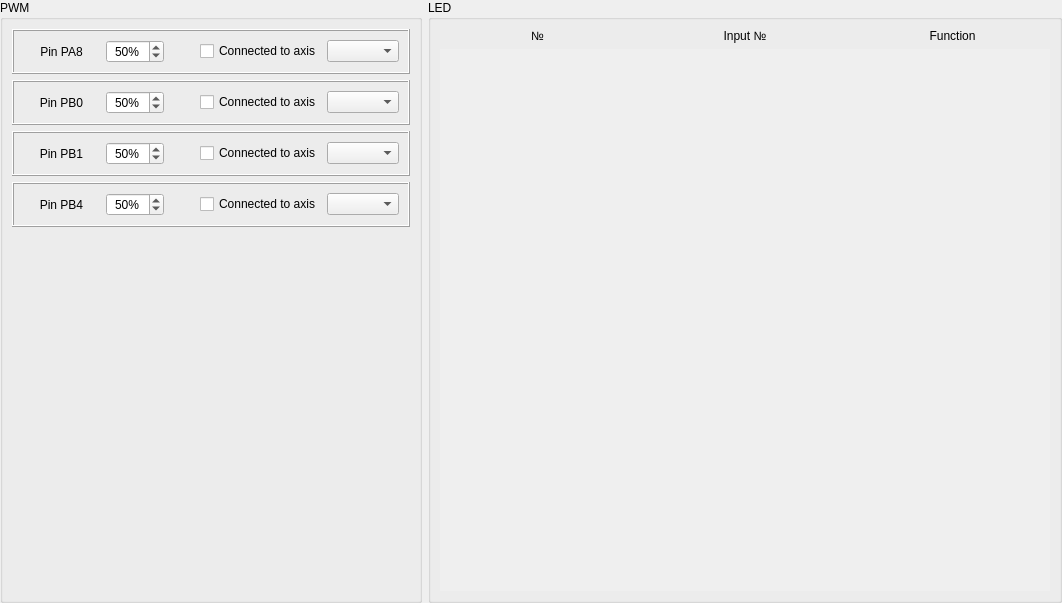
Above: src/widgets/led/ledconfig.ui from FreeJoy-Team/FreeJoyConfiguratorQt before the change. Below: the same form after it.
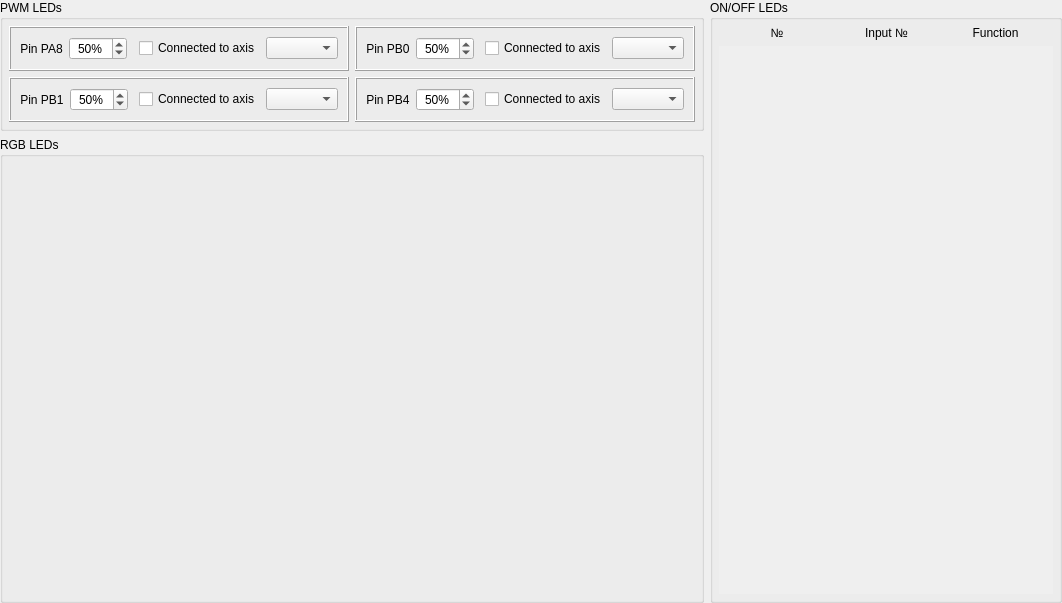
That is the form after the change.

```diff
--- a/src/widgets/led/ledconfig.ui
+++ b/src/widgets/led/ledconfig.ui
@@ -13,7 +13,7 @@
   <property name="windowTitle">
    <string>Form</string>
   </property>
-  <layout class="QHBoxLayout" name="horizontalLayout" stretch="2,3">
+  <layout class="QGridLayout" name="gridLayout_2" rowstretch="1,5" columnstretch="2,1">
    <property name="leftMargin">
     <number>0</number>
    </property>
@@ -26,13 +26,89 @@
    <property name="bottomMargin">
     <number>0</number>
    </property>
-   <item>
+   <item row="0" column="0">
     <widget class="QGroupBox" name="groupBox">
      <property name="title">
-      <string>PWM</string>
+      <string>PWM LEDs</string>
      </property>
-     <layout class="QVBoxLayout" name="verticalLayout">
-      <item>
+     <layout class="QGridLayout" name="gridLayout_3">
+      <property name="leftMargin">
+       <number>6</number>
+      </property>
+      <property name="topMargin">
+       <number>6</number>
+      </property>
+      <property name="rightMargin">
+       <number>6</number>
+      </property>
+      <property name="bottomMargin">
+       <number>6</number>
+      </property>
+      <item row="2" column="0">
+       <widget class="QFrame" name="frame_2">
+        <property name="styleSheet">
+         <string notr="true"/>
+        </property>
+        <property name="frameShape">
+         <enum>QFrame::Box</enum>
+        </property>
+        <property name="frameShadow">
+         <enum>QFrame::Raised</enum>
+        </property>
+        <layout class="QHBoxLayout" name="horizontalLayout_3" stretch="1,0,0,0,0">
+         <item>
+          <widget class="QLabel" name="text_PB1">
+           <property name="text">
+            <string>Pin PB1</string>
+           </property>
+           <property name="alignment">
+            <set>Qt::AlignCenter</set>
+           </property>
+          </widget>
+         </item>
+         <item>
+          <widget class="QSpinBox" name="spinBox_LedPB1">
+           <property name="alignment">
+            <set>Qt::AlignCenter</set>
+           </property>
+           <property name="suffix">
+            <string notr="true">%</string>
+           </property>
+           <property name="maximum">
+            <number>100</number>
+           </property>
+           <property name="value">
+            <number>50</number>
+           </property>
+          </widget>
+         </item>
+         <item>
+          <spacer name="horizontalSpacer_3">
+           <property name="orientation">
+            <enum>Qt::Horizontal</enum>
+           </property>
+           <property name="sizeHint" stdset="0">
+            <size>
+             <width>30</width>
+             <height>20</height>
+            </size>
+           </property>
+          </spacer>
+         </item>
+         <item>
+          <widget class="QCheckBox" name="checkBox_connectedPB1">
+           <property name="text">
+            <string>Connected to axis</string>
+           </property>
+          </widget>
+         </item>
+         <item>
+          <widget class="QComboBox" name="comboBox_axisConPB1"/>
+         </item>
+        </layout>
+       </widget>
+      </item>
+      <item row="0" column="0">
        <widget class="QFrame" name="frame_4">
         <property name="styleSheet">
          <string notr="true"/>
@@ -96,7 +172,7 @@
         </layout>
        </widget>
       </item>
-      <item>
+      <item row="0" column="1">
        <widget class="QFrame" name="frame">
         <property name="styleSheet">
          <string notr="true"/>
@@ -160,71 +236,7 @@
         </layout>
        </widget>
       </item>
-      <item>
-       <widget class="QFrame" name="frame_2">
-        <property name="styleSheet">
-         <string notr="true"/>
-        </property>
-        <property name="frameShape">
-         <enum>QFrame::Box</enum>
-        </property>
-        <property name="frameShadow">
-         <enum>QFrame::Raised</enum>
-        </property>
-        <layout class="QHBoxLayout" name="horizontalLayout_3" stretch="1,0,0,0,0">
-         <item>
-          <widget class="QLabel" name="text_PB1">
-           <property name="text">
-            <string>Pin PB1</string>
-           </property>
-           <property name="alignment">
-            <set>Qt::AlignCenter</set>
-           </property>
-          </widget>
-         </item>
-         <item>
-          <widget class="QSpinBox" name="spinBox_LedPB1">
-           <property name="alignment">
-            <set>Qt::AlignCenter</set>
-           </property>
-           <property name="suffix">
-            <string notr="true">%</string>
-           </property>
-           <property name="maximum">
-            <number>100</number>
-           </property>
-           <property name="value">
-            <number>50</number>
-           </property>
-          </widget>
-         </item>
-         <item>
-          <spacer name="horizontalSpacer_3">
-           <property name="orientation">
-            <enum>Qt::Horizontal</enum>
-           </property>
-           <property name="sizeHint" stdset="0">
-            <size>
-             <width>30</width>
-             <height>20</height>
-            </size>
-           </property>
-          </spacer>
-         </item>
-         <item>
-          <widget class="QCheckBox" name="checkBox_connectedPB1">
-           <property name="text">
-            <string>Connected to axis</string>
-           </property>
-          </widget>
-         </item>
-         <item>
-          <widget class="QComboBox" name="comboBox_axisConPB1"/>
-         </item>
-        </layout>
-       </widget>
-      </item>
-      <item>
+      <item row="2" column="1">
        <widget class="QFrame" name="frame_3">
         <property name="frameShape">
          <enum>QFrame::Box</enum>
@@ -285,30 +297,50 @@
         </layout>
        </widget>
       </item>
-      <item>
-       <spacer name="verticalSpacer">
-        <property name="orientation">
-         <enum>Qt::Vertical</enum>
-        </property>
-        <property name="sizeHint" stdset="0">
-         <size>
-          <width>20</width>
-          <height>40</height>
-         </size>
-        </property>
-       </spacer>
-      </item>
      </layout>
     </widget>
    </item>
-   <item>
+   <item row="1" column="0">
+    <widget class="QGroupBox" name="groupBox_3">
+     <property name="title">
+      <string>RGB LEDs</string>
+     </property>
+     <layout class="QHBoxLayout" name="layoutH_RGB">
+      <property name="leftMargin">
+       <number>0</number>
+      </property>
+      <property name="topMargin">
+       <number>0</number>
+      </property>
+      <property name="rightMargin">
+       <number>0</number>
+      </property>
+      <property name="bottomMargin">
+       <number>0</number>
+      </property>
+     </layout>
+    </widget>
+   </item>
+   <item row="0" column="1" rowspan="2">
     <widget class="QGroupBox" name="groupBox_2">
      <property name="title">
-      <string>LED</string>
+      <string>ON/OFF LEDs</string>
      </property>
      <layout class="QGridLayout" name="gridLayout" columnstretch="3,1,3">
+      <property name="leftMargin">
+       <number>6</number>
+      </property>
+      <property name="topMargin">
+       <number>6</number>
+      </property>
+      <property name="rightMargin">
+       <number>6</number>
+      </property>
+      <property name="bottomMargin">
+       <number>6</number>
+      </property>
       <property name="horizontalSpacing">
-       <number>77</number>
+       <number>30</number>
       </property>
       <item row="0" column="1">
        <widget class="QLabel" name="text_inputNumber">
@@ -348,13 +380,16 @@
         <property name="widgetResizable">
          <bool>true</bool>
         </property>
+        <property name="alignment">
+         <set>Qt::AlignLeading|Qt::AlignLeft|Qt::AlignTop</set>
+        </property>
         <widget class="QWidget" name="scrollAreaWidgetContents">
          <property name="geometry">
           <rect>
            <x>0</x>
            <y>0</y>
-           <width>610</width>
-           <height>544</height>
+           <width>338</width>
+           <height>551</height>
           </rect>
          </property>
          <layout class="QVBoxLayout" name="layoutV_LED">
```
